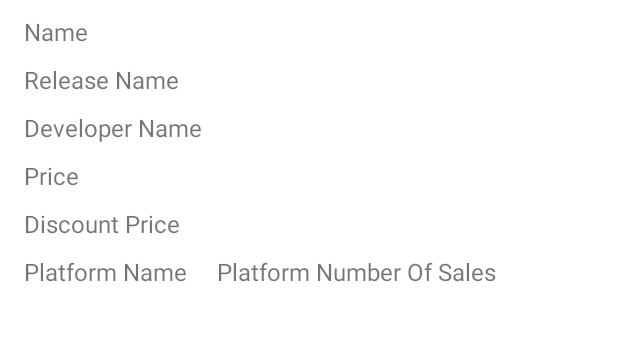
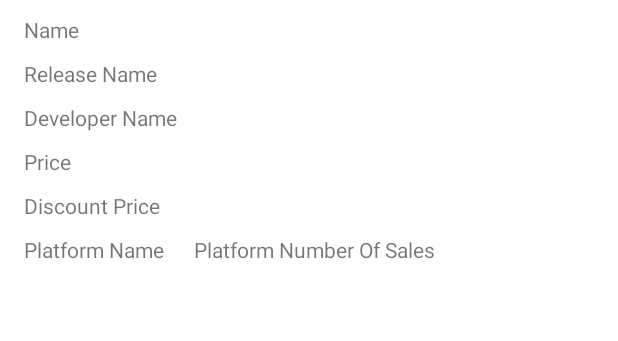
Before and after one commit to Bilal-eng/Android-Task, an Android app: the layout detail_list.xml on its own in the app's theme, with its tools: preview values and no code run, on a phone screen of 412 x 824 dp, the part 474-815 px from its top. Run offline under Robolectric (Android 15) with nearby library versions, the phone set to English and light mode, and no system bars.

Commit message:
add last edit to the project

```diff
--- a/app/src/main/java/com/example/e_commerceapplication/ListGamesActivity.java
+++ b/app/src/main/java/com/example/e_commerceapplication/ListGamesActivity.java
@@ -52,12 +52,12 @@ public class ListGamesActivity extends AppCompatActivity {
         call.enqueue(new Callback<ArrayList<ListGames>>() {
             @Override
             public void onResponse(Call<ArrayList<ListGames>> call, Response<ArrayList<ListGames>> response) {
-//                Toast.makeText(ListGamesActivity.this, response.body().get(4).getmPlatforms().get(2).getNumberOfSales() + "", Toast.LENGTH_SHORT).show();
                     generateGameList(response.body());
             }
 
             @Override
             public void onFailure(Call<ArrayList<ListGames>> call, Throwable t) {
+                Toast.makeText(ListGamesActivity.this, R.string.no_internet_connection, Toast.LENGTH_SHORT).show();
             }
         });
     }
--- a/app/src/main/res/layout/detail_list.xml
+++ b/app/src/main/res/layout/detail_list.xml
@@ -30,7 +30,6 @@
                 android:layout_width="match_parent"
                 android:layout_height="wrap_content"
                 android:layout_marginBottom="10dp"
-                android:textSize="16sp"
                 tools:text="Name" />
 
             <TextView
@@ -38,7 +37,6 @@
                 android:layout_width="match_parent"
                 android:layout_height="wrap_content"
                 android:layout_marginBottom="10dp"
-                android:textSize="16sp"
                 tools:text="Release Name" />
 
             <TextView
@@ -46,7 +44,6 @@
                 android:layout_width="match_parent"
                 android:layout_height="wrap_content"
                 android:layout_marginBottom="10dp"
-                android:textSize="16sp"
                 tools:text="Developer Name" />
 
             <TextView
@@ -54,7 +51,6 @@
                 android:layout_width="match_parent"
                 android:layout_height="wrap_content"
                 android:layout_marginBottom="10dp"
-                android:textSize="16sp"
                 tools:text="Price" />
 
             <TextView
@@ -62,8 +58,7 @@
                 android:layout_width="match_parent"
                 android:layout_height="wrap_content"
                 android:layout_marginBottom="10dp"
-                tools:text="Discount Price"
-                android:textSize="16sp"/>
+                tools:text="Discount Price" />
 
             <LinearLayout
                 android:layout_width="match_parent"
@@ -75,16 +70,12 @@
                     android:layout_width="wrap_content"
                     android:layout_height="wrap_content"
                     android:layout_marginRight="20dp"
-                    android:layout_marginBottom="10dp"
-                    android:textSize="16sp"
                     tools:text="Platform Name" />
 
                 <TextView
                     android:id="@+id/platformSales_text_view"
                     android:layout_width="wrap_content"
                     android:layout_height="wrap_content"
-                    android:layout_marginBottom="10dp"
-                    android:textSize="16sp"
                     tools:text="Platform Number Of Sales" />
 
             </LinearLayout>
```
Also changed, not shown: app/src/main/res/values/strings.xml (+6 -6 lines), 1 other file.
